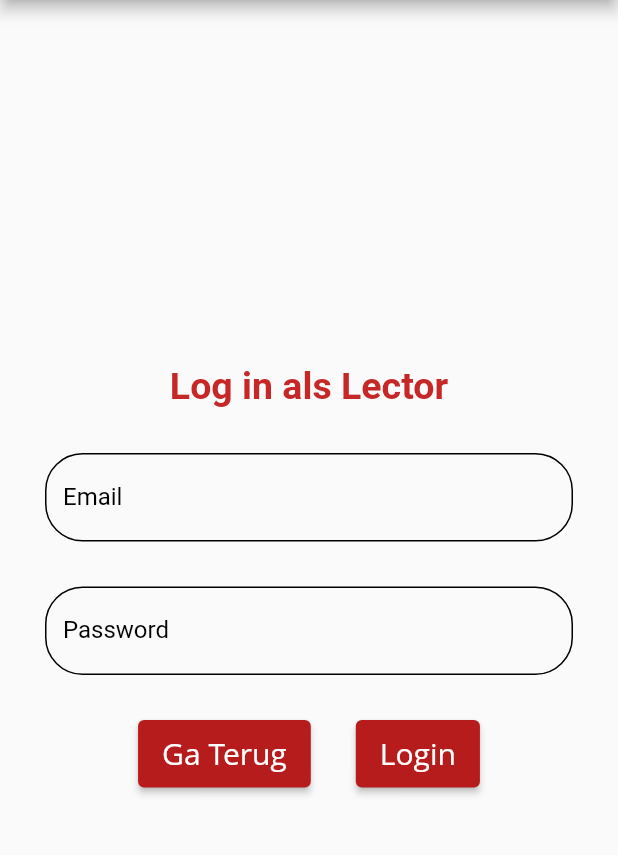
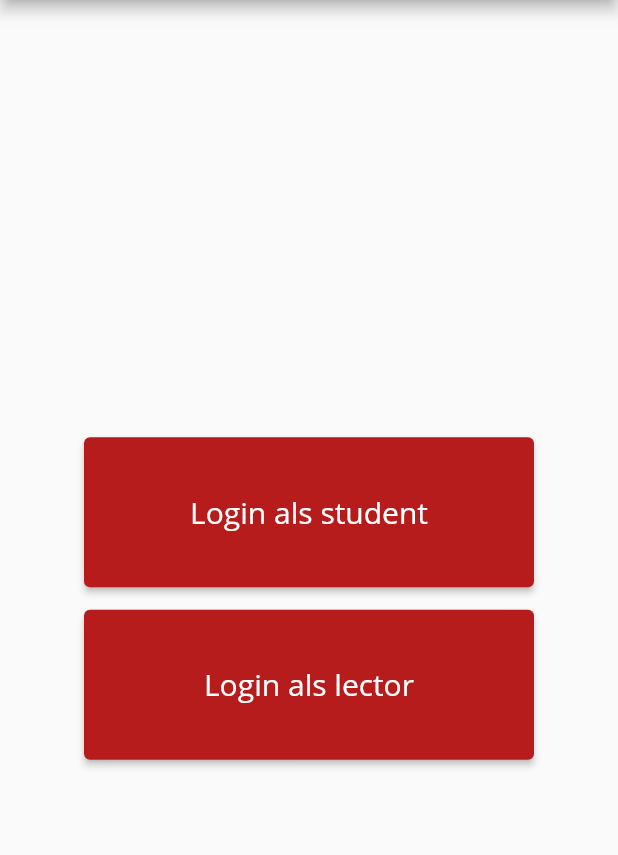
Before and after one commit to Jamerze/IntroMobileProject, a Flutter app: the screen it shows after launch, on a phone screen of 412 x 824 dp, the part 84-939 px from its top. Run offline on Flutter 3.47's test engine with Material 2 defaults, Android fonts, the phone set to English and light mode, and no system bars; our stand-ins replace firebase_core, firebase_database; missing offline and left inert: dart:js, firebase_core_web, firebase_database_web; accounts and stored records are empty; Roboto replaces fonts that are missing (Open Sans).

Commit message:
Login toegevoegd
Student login stuurt je momenteel naar de lector pagina, dit moet aangepast worden

```diff
--- /dev/null
+++ b/lib/Classes/student.dart
@@ -0,0 +1,8 @@
+class Student {
+  Student(String _studentNumber, String _name) {
+    studentNumber = _studentNumber;
+    name = _name;
+  }
+  String studentNumber = "";
+  String name = "";
+}
--- a/lib/lectorlogin.dart
+++ b/lib/lectorlogin.dart
@@ -1,4 +1,3 @@
-import 'package:firebase_database/firebase_database.dart';
 import 'package:flutter/material.dart';
 import 'package:startup_namer/lector.dart';
 import 'firebase_service.dart';
--- a/lib/main.dart
+++ b/lib/main.dart
@@ -6,6 +6,8 @@ import 'package:startup_namer/homepage.dart';
 import 'package:startup_namer/meerkeuzevraagtoevoegen.dart';
 import 'package:startup_namer/openvraagtoevoegen.dart';
 import 'package:startup_namer/lector.dart';
+import 'package:startup_namer/startingPage.dart';
+import 'package:startup_namer/studentlogin.dart';
 import 'package:startup_namer/test.dart';
 
 import 'lectorlogin.dart';
@@ -29,7 +31,7 @@ class MyApp extends StatelessWidget {
       theme: ThemeData(
         primarySwatch: Colors.blue,
       ),
-      home: LectorLogin(),
+      home: StartingPage(),
     );
   }
 }
--- /dev/null
+++ b/lib/startingPage.dart
@@ -0,0 +1,78 @@
+import 'package:flutter/material.dart';
+import 'package:startup_namer/lectorlogin.dart';
+import 'package:startup_namer/studentlogin.dart';
+
+class StartingPage extends StatelessWidget {
+  StartingPage({Key? key}) : super(key: key);
+
+  @override
+  Widget build(BuildContext context) {
+    return Scaffold(
+        appBar: AppBar(
+          title: Text("Examinator",
+              style: TextStyle(
+                  fontFamily: 'Open Sans', fontWeight: FontWeight.bold)),
+          backgroundColor: Colors.red[900],
+          centerTitle: true,
+          leading: Image.asset("../assets/AP_logo_letters_rgb.jpg"),
+          leadingWidth: 70,
+        ),
+        body: Padding(
+          padding: EdgeInsets.all(15),
+          child: Column(mainAxisAlignment: MainAxisAlignment.center, children: <
+              Widget>[
+            Container(
+              alignment: Alignment.center,
+              padding: EdgeInsets.all(15),
+            ),
+            SizedBox(
+                width: 300.0,
+                height: 100.0,
+                child: ElevatedButton(
+                  style: ElevatedButton.styleFrom(
+                    primary: Colors.red[900],
+                    onPrimary: Colors.white,
+                  ),
+                  onPressed: () {
+                    Navigator.push(
+                      context,
+                      MaterialPageRoute(builder: (context) => StudentLogin()),
+                    );
+                  },
+                  child: Text(
+                    'Login als student',
+                    style: TextStyle(
+                      fontSize: 20.0,
+                      fontFamily: 'Open Sans',
+                    ),
+                  ),
+                )),
+            Padding(
+              padding: EdgeInsets.fromLTRB(0, 15, 0, 0),
+            ),
+            SizedBox(
+                width: 300.0,
+                height: 100.0,
+                child: ElevatedButton(
+                  style: ElevatedButton.styleFrom(
+                    primary: Colors.red[900],
+                    onPrimary: Colors.white,
+                  ),
+                  onPressed: () {
+                    Navigator.push(
+                      context,
+                      MaterialPageRoute(builder: (context) => LectorLogin()),
+                    );
+                  },
+                  child: Text(
+                    'Login als lector',
+                    style: TextStyle(
+                      fontSize: 20.0,
+                      fontFamily: 'Open Sans',
+                    ),
+                  ),
+                )),
+          ]),
+        ));
+  }
+}
```
Also changed, not shown: lib/firebase_service.dart (+34 -1 lines), lib/studentlogin.dart (added, +169 -0 lines).
